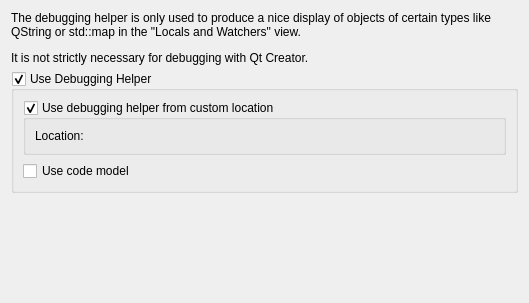
Above: src/plugins/debugger/dumperoptionpage.ui from qt-creator/qt-creator before the change. Below: the same form after it.
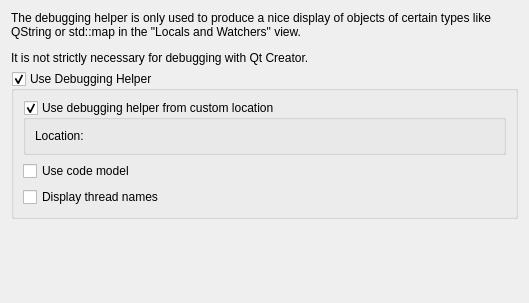
That is the form after the change. Custom widgets are drawn as their Qt base class.

```diff
--- a/src/plugins/debugger/dumperoptionpage.ui
+++ b/src/plugins/debugger/dumperoptionpage.ui
@@ -70,6 +70,16 @@
         </property>
        </widget>
       </item>
+      <item>
+       <widget class="QCheckBox" name="checkBoxShowThreadNames">
+        <property name="toolTip">
+         <string>Displays names of QThread based threads.</string>
+        </property>
+        <property name="text">
+         <string>Display thread names</string>
+        </property>
+       </widget>
+      </item>
      </layout>
     </widget>
    </item>
```
